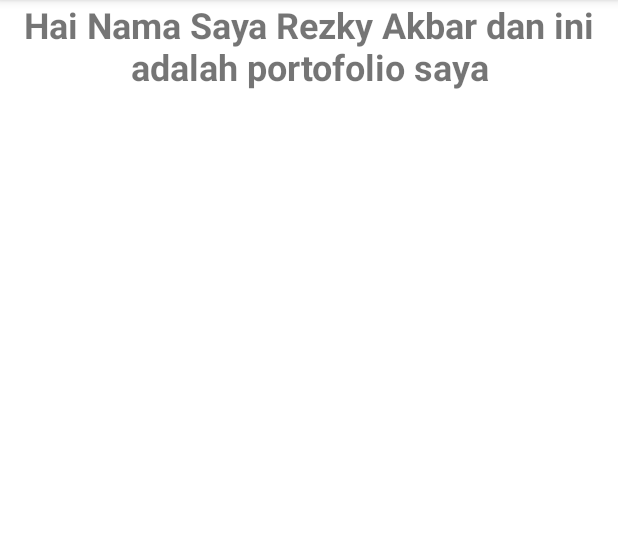
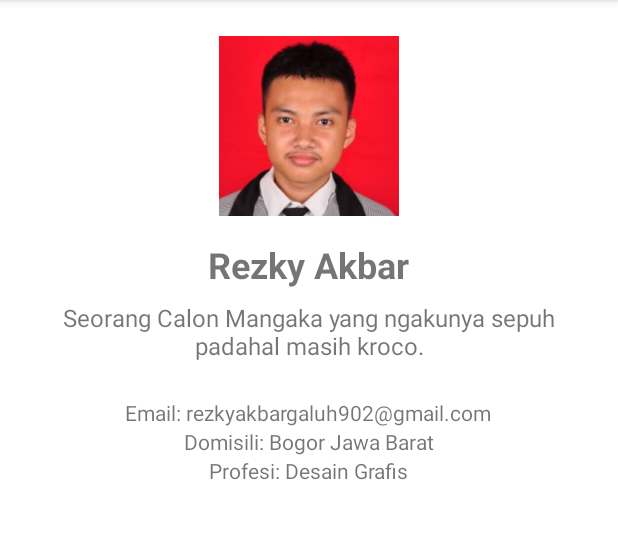
Before and after one commit to EkiAkbar/SimpleCalculator, an Android app: the DetailActivity screen opened directly, with no data from a screen before it, on a phone screen of 412 x 824 dp, the part 84-623 px from its top. Run offline under Robolectric (Android 15) with nearby library versions, the phone set to English and light mode, and no system bars.

Commit message:
update Profil
update Profil

```diff
--- /dev/null
+++ b/app/src/main/res/drawable/circle_background.xml
@@ -0,0 +1,4 @@
+<shape xmlns:android="http://schemas.android.com/apk/res/android"
+    android:shape="oval">
+    <solid android:color="#DDDDDD"/>
+</shape>
--- a/app/src/main/res/layout/activity_detail.xml
+++ b/app/src/main/res/layout/activity_detail.xml
@@ -1,19 +1,61 @@
 <?xml version="1.0" encoding="utf-8"?>
-<androidx.constraintlayout.widget.ConstraintLayout xmlns:android="http://schemas.android.com/apk/res/android"
-    xmlns:tools="http://schemas.android.com/tools"
+<ScrollView xmlns:android="http://schemas.android.com/apk/res/android"
     android:layout_width="match_parent"
     android:layout_height="match_parent">
 
-    <TextView
-        android:id="@+id/textDetail"
-        android:layout_width="wrap_content"
+    <LinearLayout
+        android:orientation="vertical"
+        android:layout_width="match_parent"
         android:layout_height="wrap_content"
-        android:text="Hai Nama Saya Rezky Akbar dan ini adalah portofolio saya"
-        android:textAlignment="center"
-        android:textSize="24sp"
-        android:textStyle="bold"
-        tools:ignore="MissingConstraints"
-        tools:layout_editor_absoluteX="0dp"
-        tools:layout_editor_absoluteY="222dp" />
+        android:padding="24dp"
+        android:gravity="center_horizontal">
 
-</androidx.constraintlayout.widget.ConstraintLayout>
+        <!-- Foto Profil -->
+        <ImageView
+            android:id="@+id/imageProfile"
+            android:layout_width="120dp"
+            android:layout_height="120dp"
+            android:src="@drawable/profile_picture"
+            android:layout_marginBottom="16dp"
+            android:scaleType="centerCrop"
+            android:background="@drawable/circle_background" />
+
+        <!-- Nama -->
+        <TextView
+            android:id="@+id/textName"
+            android:layout_width="wrap_content"
+            android:layout_height="wrap_content"
+            android:text="Rezky Akbar"
+            android:textSize="24sp"
+            android:textStyle="bold"
+            android:layout_marginBottom="8dp"/>
+
+        <!-- Deskripsi -->
+        <TextView
+            android:id="@+id/textDescription"
+            android:layout_width="wrap_content"
+            android:layout_height="wrap_content"
+            android:text="Seorang Calon Mangaka yang ngakunya sepuh padahal masih kroco."
+            android:textSize="16sp"
+            android:textAlignment="center"
+            android:layout_marginBottom="24dp"/>
+
+        <!-- Informasi Lain -->
+        <TextView
+            android:layout_width="wrap_content"
+            android:layout_height="wrap_content"
+            android:text="Email: rezkyakbargaluh902@gmail.com"/>
+
+        <TextView
+            android:layout_width="wrap_content"
+            android:layout_height="wrap_content"
+            android:text="Domisili: Bogor Jawa Barat"/>
+
+        <TextView
+            android:layout_width="wrap_content"
+            android:layout_height="wrap_content"
+            android:text="Profesi: Desain Grafis"/>
+
+
+    </LinearLayout>
+</ScrollView>
```
Also changed, not shown: app/src/main/res/drawable/profile_picture.JPG (added).
